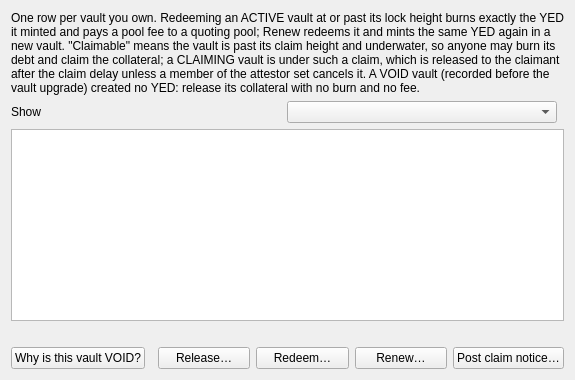
Old version of the form src/yellowbackpositions.ui in the repository boyfromcave/yecwallet-dd.
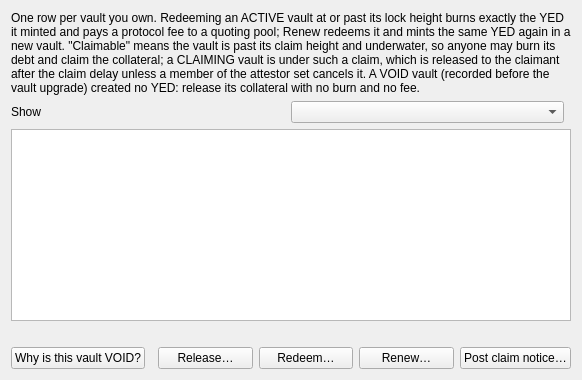
New version of the form.

```diff
--- a/src/yellowbackpositions.ui
+++ b/src/yellowbackpositions.ui
@@ -6,7 +6,7 @@
    <item>
     <widget class="QLabel" name="lblPositionsIntro">
      <property name="wordWrap"><bool>true</bool></property>
-     <property name="text"><string>One row per vault you own. Redeeming an ACTIVE vault at or past its lock height burns exactly the YED it minted and pays a pool fee to a quoting pool; Renew redeems it and mints the same YED again in a new vault. "Claimable" means the vault is past its claim height and underwater, so anyone may burn its debt and claim the collateral; a CLAIMING vault is under such a claim, which is released to the claimant after the claim delay unless a member of the attestor set cancels it. A VOID vault (recorded before the vault upgrade) created no YED: release its collateral with no burn and no fee.</string></property>
+     <property name="text"><string>One row per vault you own. Redeeming an ACTIVE vault at or past its lock height burns exactly the YED it minted and pays a protocol fee to a quoting pool; Renew redeems it and mints the same YED again in a new vault. "Claimable" means the vault is past its claim height and underwater, so anyone may burn its debt and claim the collateral; a CLAIMING vault is under such a claim, which is released to the claimant after the claim delay unless a member of the attestor set cancels it. A VOID vault (recorded before the vault upgrade) created no YED: release its collateral with no burn and no fee.</string></property>
     </widget>
    </item>
    <item>
```
